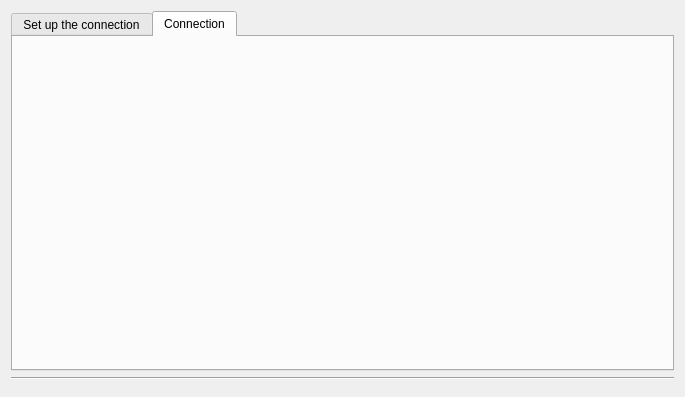
CELTAB/rfidmonitor, file RFIDMonitorDeskApp/gui/mainwindow.ui: the form before one commit.
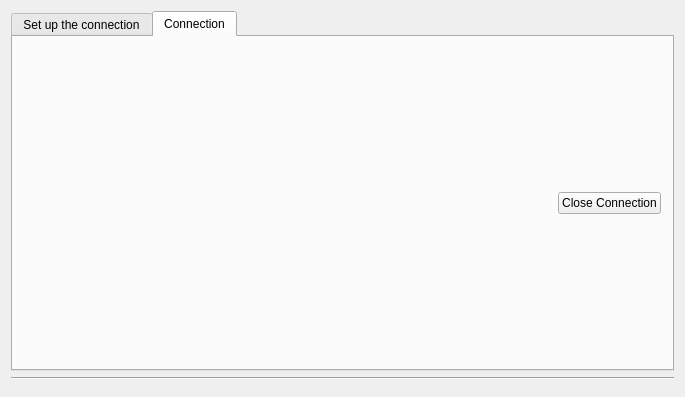
The form after the commit. The open tabs and pages were chosen to show the change.

```diff
--- a/RFIDMonitorDeskApp/gui/mainwindow.ui
+++ b/RFIDMonitorDeskApp/gui/mainwindow.ui
@@ -19,6 +19,12 @@
      <property name="currentIndex">
       <number>0</number>
      </property>
+     <property name="documentMode">
+      <bool>false</bool>
+     </property>
+     <property name="tabsClosable">
+      <bool>false</bool>
+     </property>
      <widget class="QWidget" name="tabSetUpConnection">
       <attribute name="title">
        <string>Set up the connection</string>
@@ -82,7 +88,32 @@
       <attribute name="title">
        <string>Connection</string>
       </attribute>
-      <layout class="QVBoxLayout" name="verticalLayout_2"/>
+      <layout class="QVBoxLayout" name="verticalLayout_2">
+       <item>
+        <layout class="QHBoxLayout" name="horizontalLayout">
+         <item>
+          <spacer name="horizontalSpacer_2">
+           <property name="orientation">
+            <enum>Qt::Horizontal</enum>
+           </property>
+           <property name="sizeHint" stdset="0">
+            <size>
+             <width>40</width>
+             <height>20</height>
+            </size>
+           </property>
+          </spacer>
+         </item>
+         <item>
+          <widget class="QPushButton" name="btCloseConnection">
+           <property name="text">
+            <string>Close Connection</string>
+           </property>
+          </widget>
+         </item>
+        </layout>
+       </item>
+      </layout>
      </widget>
     </widget>
    </item>
```
Left out of the diff: 2 changed lines with no effect on the pictures.
